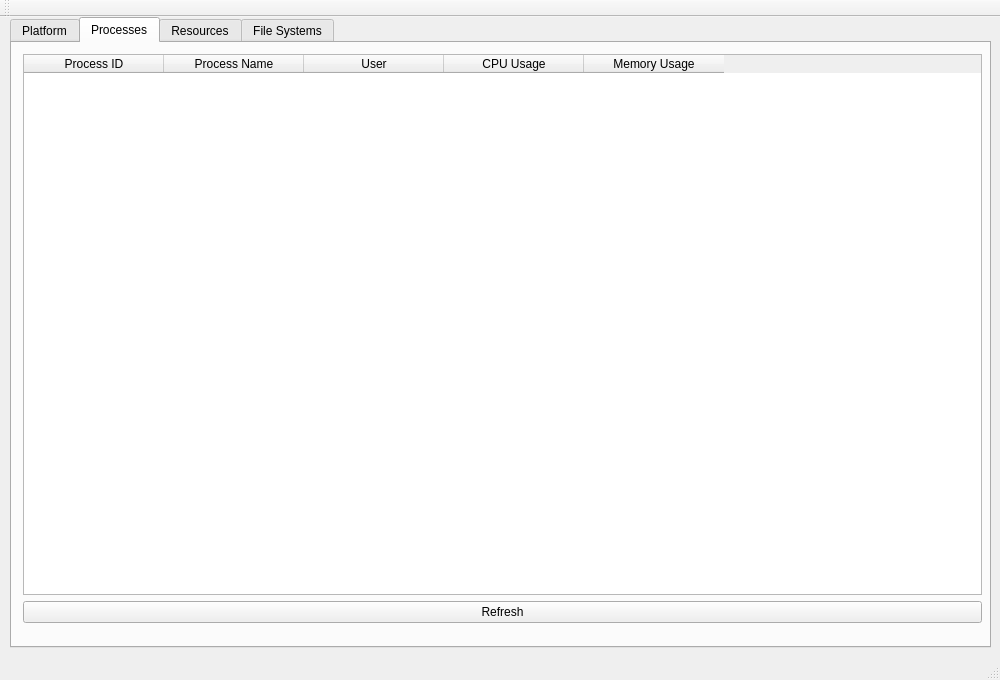
The window that mainwindow.ui (stoic1979/QtSysMonitor) describes before a commit, drawn with Qt 5.
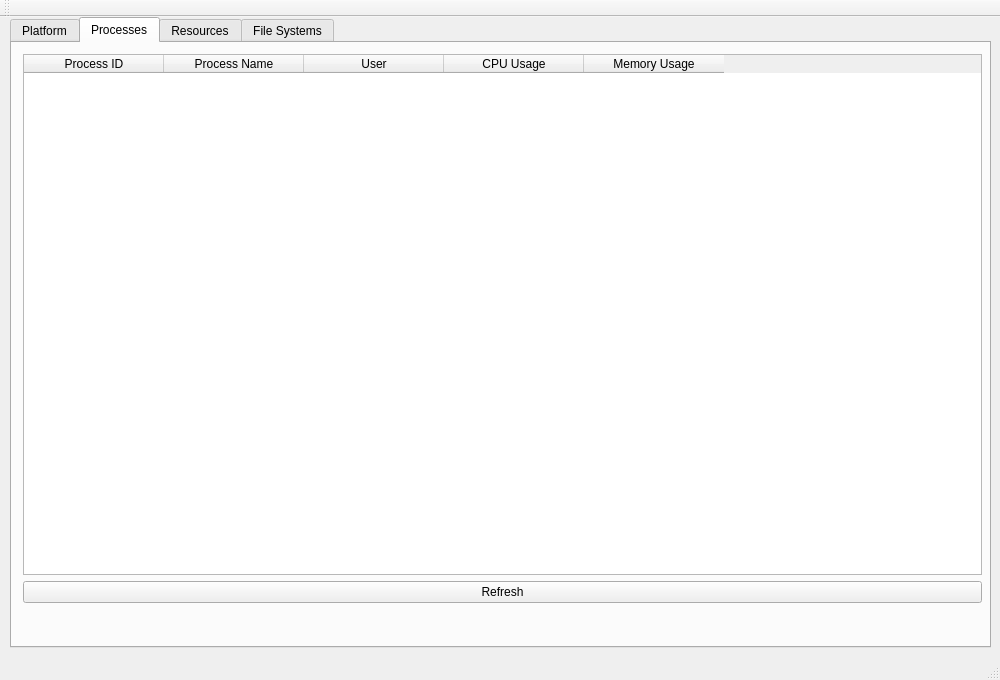
The same window after the commit.

Commit message: Corrected the layout height in process tab and memory usage that is displayed is actually in KiB

```diff
--- a/mainwindow.ui
+++ b/mainwindow.ui
@@ -146,7 +146,7 @@
         <x>0</x>
         <y>0</y>
         <width>981</width>
-        <height>591</height>
+        <height>571</height>
        </rect>
       </property>
       <layout class="QVBoxLayout" name="verticalLayout">
```
Left out of the diff: 2 changed lines with no effect on the pictures. The commit also changes 1 other file.
